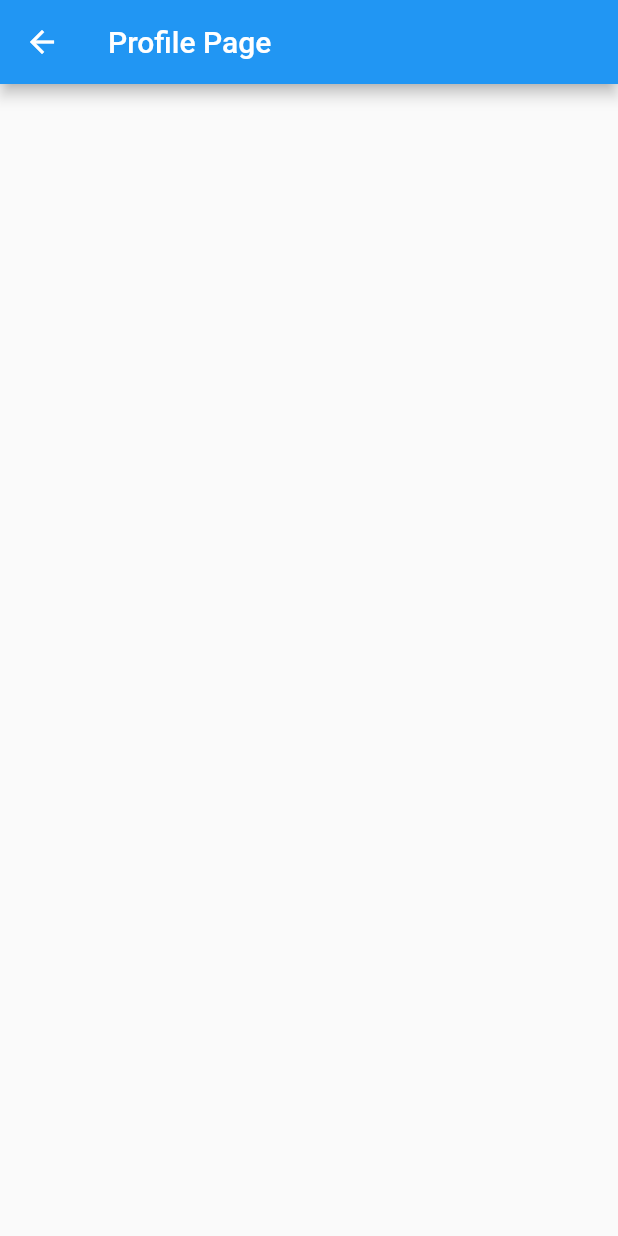
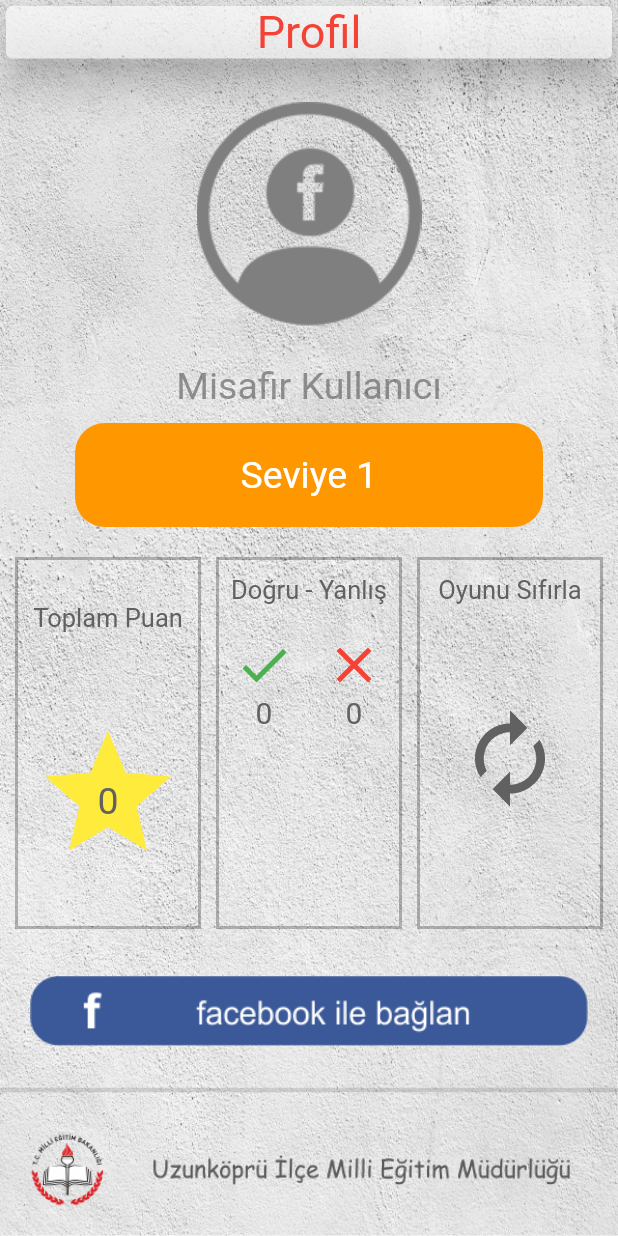
Before and after one commit to iremcelikbilek/Uzunkopru_FlutterProject, a Flutter app: the ProfilePage screen opened by its route, on a phone screen of 412 x 824 dp. Run offline on Flutter 3.47's test engine with Material 2 defaults, Android fonts, the phone set to English and light mode, and no system bars; our stand-ins replace percent_indicator.

Commit message:
ProfilePage updated.

```diff
--- a/flutter_deneme/lib/screens/GamePage.dart
+++ b/flutter_deneme/lib/screens/GamePage.dart
@@ -56,7 +56,7 @@ Widget buildGamePage(BuildContext context) {
                     child: FlatButton(
                       materialTapTargetSize: MaterialTapTargetSize.shrinkWrap,
                       highlightColor: Colors.redAccent,
-                      child: Text("Play"),
+                      child: Text("Oyna"),
                       onPressed: () =>
                           Navigator.pushNamed(context, "/PlayGamePage"),
                     ),
@@ -85,7 +85,7 @@ Widget buildGamePage(BuildContext context) {
                     child: FlatButton(
                       materialTapTargetSize: MaterialTapTargetSize.shrinkWrap,
                       highlightColor: Colors.orangeAccent,
-                      child: Text("Profile"),
+                      child: Text("Profil"),
                       onPressed: () =>
                           Navigator.pushNamed(context, "/ProfilePage"),
                     ),
@@ -115,7 +115,7 @@ Widget buildGamePage(BuildContext context) {
                     child: FlatButton(
                       materialTapTargetSize: MaterialTapTargetSize.shrinkWrap,
                       highlightColor: Colors.green,
-                      child: Text("Help"),
+                      child: Text("Yardım"),
                       onPressed: () =>
                           Navigator.pushNamed(context, "/HelpPage"),
                     ),
--- a/flutter_deneme/lib/screens/ProfilePage.dart
+++ b/flutter_deneme/lib/screens/ProfilePage.dart
@@ -3,17 +3,189 @@ import 'package:flutter/material.dart';
 class ProfilePage extends StatefulWidget{
   @override
   State<StatefulWidget> createState() {
-    return _profilePageState();
+    return _ProfilePageState();
   }
 
 }
 
-class _profilePageState extends State<ProfilePage> {
+class _ProfilePageState extends State<ProfilePage> {
+
+  String level = "Seviye 1";
+  int totalPoint = 0 ;
+  int correct = 0;
+  int wrong = 0;
+
   @override
   Widget build(BuildContext context) {
     return Scaffold(
-      appBar: AppBar(
-        title: Text("Profile Page"),
+      body: Stack(
+        children: [
+          Container(
+            decoration: BoxDecoration(
+              image: const DecorationImage(
+                image: AssetImage("assets/images/app_common_background4.jpg"),
+                fit: BoxFit.cover,
+              ),
+            ),
+          ),
+          SafeArea(child: buildProfilePage(context)),
+        ],
+      ),
+    );
+  }
+
+  Widget buildProfilePage(BuildContext context) {
+    return Container(
+      child: Column(
+        crossAxisAlignment: CrossAxisAlignment.stretch,
+        children: <Widget>[
+          Card(
+            elevation: 11,
+            color: Colors.white.withAlpha(170),
+            child: buildHeader(context),
+          ),
+          CircleAvatar(
+            backgroundColor: Colors.transparent,
+            radius: 100,
+            child: Image.asset("assets/images/profil_icon.png"),
+          ),
+          Center(
+            child: Text("Misafir Kullanıcı",
+            style: TextStyle(
+              color: Colors.grey[700].withAlpha(170),
+              fontSize: 25,
+            ),
+            ),
+          ),
+          Expanded(
+            child: Container(
+              margin: EdgeInsets.symmetric(horizontal: 50,vertical: 10),
+              decoration: BoxDecoration(
+                borderRadius: BorderRadius.circular(20),
+                color: Colors.orange,
+              ),
+              child: Center(
+                child: Text(level,
+                style: TextStyle(
+                  color: Colors.white,
+                  fontSize: 25,
+                ),
+                ),
+              ),
+            ),
+          ),
+          Expanded(
+            flex: 3,
+              child: buildRow(context)
+          ),
+          Expanded(
+            child: Container(
+              margin: EdgeInsets.symmetric(horizontal: 20),
+              child: Image.asset("assets/images/profileactivity_facebook_login.png"),
+            ),
+          ),
+          Divider(
+            color: Colors.black12,
+            thickness: 3,
+          ),
+          Expanded(
+            child: Image.asset("assets/images/mainactivity_footer.png"),
+          ),
+
+        ],
+      ),
+    );
+  }
+
+  Widget buildHeader(BuildContext context) {
+    return Container(
+      padding: EdgeInsets.symmetric(horizontal: 10),
+      child: Center(
+          child: Text("Profil",
+              style: TextStyle(color: Colors.red, fontSize: 30))),
+    );
+  }
+
+  Widget buildRow(BuildContext context) {
+    return Container(
+      padding: EdgeInsets.all(10),
+      child: Row(
+        mainAxisAlignment: MainAxisAlignment.spaceEvenly,
+        children: <Widget>[
+          Expanded(
+            child: Container(
+              decoration: BoxDecoration(
+                shape: BoxShape.rectangle,
+                border: Border.all(color: Colors.black26, width: 2),
+              ),
+              child: Column(
+                mainAxisAlignment: MainAxisAlignment.spaceAround,
+                children: <Widget>[
+                  Text("Toplam Puan",style: TextStyle(color: Colors.grey[700],fontSize: 17),),
+                  Stack(
+                    children: <Widget>[
+                      Center(child: Icon(Icons.star,size: 100,color: Colors.yellow,)),
+                      Padding(
+                        padding: const EdgeInsets.all(40),
+                        child: Center(child: Text(totalPoint.toString(),style: TextStyle(color: Colors.grey[700],fontSize: 25),)),
+                      ),
+                    ],
+                  ),
+                ],
+              ),
+            ),
+          ),
+
+          SizedBox(width: 10,),
+
+          Expanded(
+            child: Container(
+              padding: EdgeInsets.symmetric(vertical: 10),
+              decoration: BoxDecoration(
+                shape: BoxShape.rectangle,
+                border: Border.all(color: Colors.black26, width: 2),
+              ),
+              child: Column(
+                children: <Widget>[
+                  Text("Doğru - Yanlış",style: TextStyle(color: Colors.grey[700],fontSize: 17),),
+                  SizedBox(height: 20,),
+                  Row(
+                    mainAxisAlignment: MainAxisAlignment.spaceAround,
+                    children: <Widget>[
+                      Icon(Icons.done,color: Colors.green,size: 40,),
+                      Icon(Icons.clear,color: Colors.red,size: 40,),
+                    ],
+                  ),
+                  Row(
+                    mainAxisAlignment: MainAxisAlignment.spaceAround,
+                    children: <Widget>[
+                      Center(child: Text(correct.toString(),style: TextStyle(color: Colors.grey[700],fontSize: 20),)),
+                      Center(child: Text(wrong.toString(),style: TextStyle(color: Colors.grey[700],fontSize: 20),)),
+                    ],
+                  ),
+                ],
+              ),
+            ),
+          ),
+
+          SizedBox(width: 10,),
+
+          Expanded(
+            child: Container(
+              padding: EdgeInsets.symmetric(vertical: 10),
+              decoration: BoxDecoration(
+                shape: BoxShape.rectangle,
+                border: Border.all(color: Colors.black26, width: 2),
+              ),
+              child: Column(
+                children: <Widget>[
+                  Text("Oyunu Sıfırla",style: TextStyle(color: Colors.grey[700],fontSize: 17),),
+                  Expanded(child: Icon(Icons.autorenew,color: Colors.grey[700],size: 70,)),
+                ],
+              ),
+            ),
+          ),
+        ],
       ),
     );
   }
--- a/flutter_deneme/lib/screens/QuestionPage.dart
+++ b/flutter_deneme/lib/screens/QuestionPage.dart
@@ -1,4 +1,5 @@
 import 'dart:async';
+import 'dart:math';
 
 import 'package:flutter/material.dart';
 import 'package:flutter_deneme/Utils/stage1.dart';
@@ -128,6 +129,8 @@ class _QuestionPageState extends State<QuestionPage> {
       //timerLong += 30;
     }
   }
+
+
 
   void startTimer(bool startAgain) {
     int counter = 30;
@@ -284,8 +287,10 @@ class _QuestionPageState extends State<QuestionPage> {
               style: TextStyle(color: Colors.white, fontSize: 20),
             ),
           ),
-          Container(
-            //constraints: BoxConstraints(minWidth: 30,minHeight: 30),
+          GestureDetector(
+            onTap: (){},
+            child: Container(
+              constraints: BoxConstraints(minWidth: 30,minHeight: 30),
               decoration: BoxDecoration(
                 shape: BoxShape.rectangle,
                 border: Border.all(color: Colors.black26, width: 2),
@@ -294,6 +299,7 @@ class _QuestionPageState extends State<QuestionPage> {
                 fiftyPercentJoker.toString(),
                 style: TextStyle(color: Colors.orangeAccent, fontSize: 20),
                 textAlign: TextAlign.center,
+              ),
             ),
           ),
           SizedBox(
@@ -435,6 +441,7 @@ class _QuestionPageState extends State<QuestionPage> {
               totalCorrectAnswer++;
             } else {}
             index++;
+
             if (index == 10) {
               Navigator.pop(context, [
                 totalCorrectAnswer,
--- a/flutter_deneme/pubspec.yaml
+++ b/flutter_deneme/pubspec.yaml
@@ -67,6 +67,8 @@ flutter:
     - assets/images/categoryactivity_item_thumb_5.png
     - assets/images/notification_header.png
     - assets/images/notification_detail_header.png
+    - assets/images/profil_icon.png
+    - assets/images/profileactivity_facebook_login.png
 
 
 
```
Also changed, not shown: flutter_deneme/assets/images/profil_icon.png (added), flutter_deneme/assets/images/profileactivity_facebook_login.png (added). Lines whose indentation alone changed are shown as unchanged.
